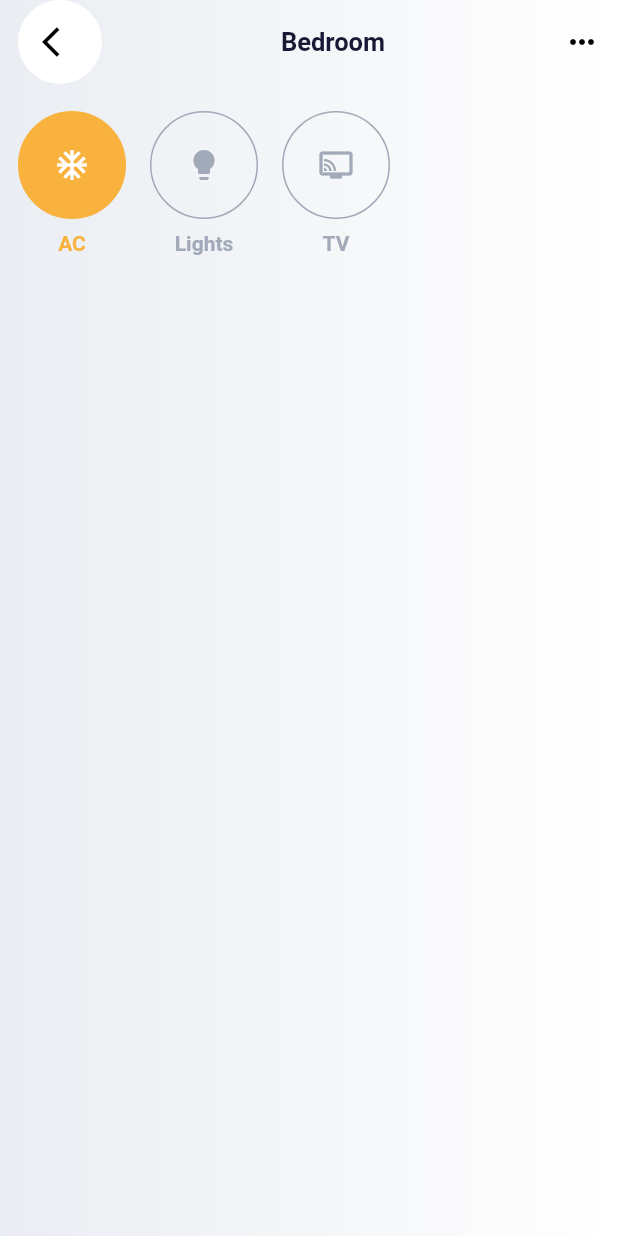
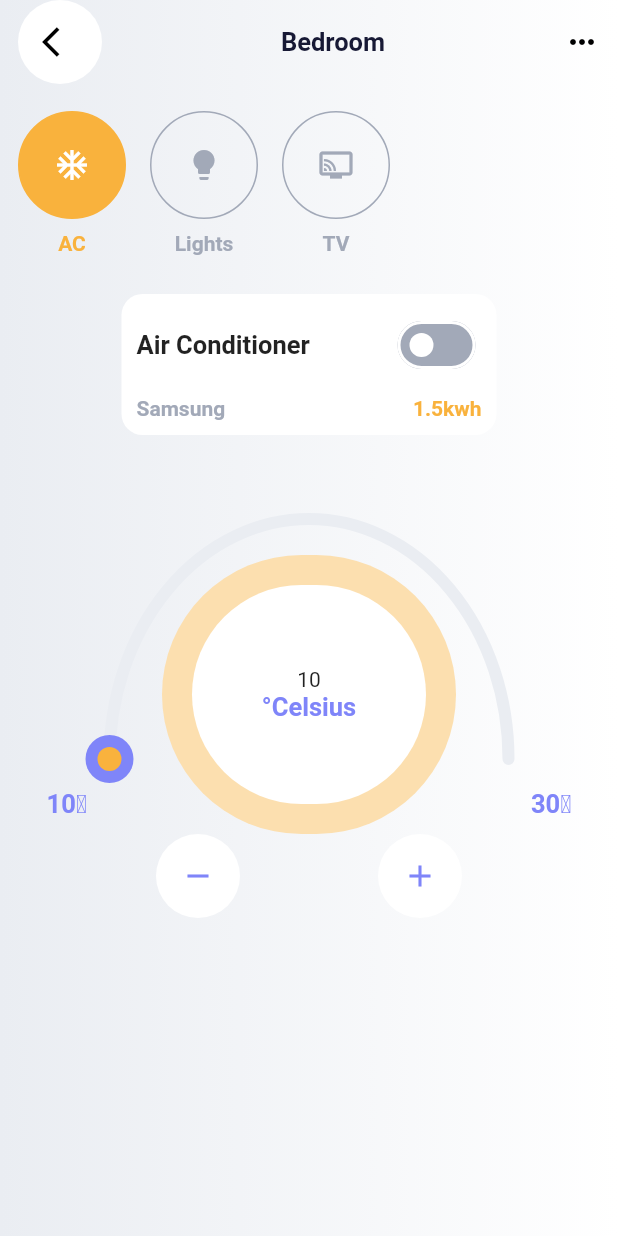
Before and after one commit to Bojan227/smart_home, a Flutter app: the screen it shows after launch, after a tap on "Bedroom", on a phone screen of 412 x 824 dp. Run offline on Flutter 3.47's test engine with Material 2 defaults, Android fonts, the phone set to English and light mode, and no system bars; our stand-ins replace bloc, equatable, flutter_bloc, get_it, google_fonts; statements that could not run were skipped.

Commit message:
add: temperature slider with custom paint widget

```diff
--- /dev/null
+++ b/lib/core/constants/temp_constant.dart
@@ -0,0 +1 @@
+Map<String, int> tempConstant = {'min': 10, 'max': 30, 'divisions': 21};
--- /dev/null
+++ b/lib/presentation/blocs/home/cubit/temperature_cubit.dart
@@ -0,0 +1,24 @@
+import 'package:bloc/bloc.dart';
+import 'package:smart_home/core/constants/temp_constant.dart';
+
+class TemperatureCubit extends Cubit<int> {
+  TemperatureCubit() : super(0);
+
+  final Map<String, int> temperature = tempConstant;
+
+  void updateTemperature(int temp) {
+    emit(temp);
+  }
+
+  void incrementTemperature() {
+    if (state + 1 > temperature['max']! - 10) return;
+
+    emit(state + 1);
+  }
+
+  void decrementTemperature() {
+    if (state - 1 < temperature['min']! - 10) return;
+
+    emit(state - 1);
+  }
+}
--- a/lib/presentation/ui/home/widgets/rooms_list.dart
+++ b/lib/presentation/ui/home/widgets/rooms_list.dart
@@ -2,6 +2,7 @@ import 'package:flutter/material.dart';
 import 'package:flutter_bloc/flutter_bloc.dart';
 import 'package:smart_home/core/enums.dart';
 import 'package:smart_home/presentation/blocs/home/cubit/tab_cubit.dart';
+import 'package:smart_home/presentation/blocs/home/cubit/temperature_cubit.dart';
 import 'package:smart_home/presentation/blocs/home/rooms/rooms_bloc.dart';
 import 'package:smart_home/presentation/ui/home/widgets/room_item.dart';
 import 'package:smart_home/presentation/ui/room/room_screen.dart';
@@ -31,8 +32,12 @@ class RoomsList extends StatelessWidget {
                   Navigator.of(context).push(
                     MaterialPageRoute(
                       builder: (context) {
-                        return BlocProvider(
-                          create: (context) => TabCubit(),
+                        return MultiBlocProvider(
+                          providers: [
+                            BlocProvider(create: (context) => TabCubit()),
+                            BlocProvider(
+                                create: (context) => TemperatureCubit()),
+                          ],
                           child: RoomScreen(room: state.rooms[index]),
                         );
                       },
--- a/lib/presentation/ui/room/room_screen.dart
+++ b/lib/presentation/ui/room/room_screen.dart
@@ -1,7 +1,12 @@
 import 'package:flutter/material.dart';
+import 'package:flutter_bloc/flutter_bloc.dart';
 import 'package:smart_home/domain/entities/room_entity.dart';
+import 'package:smart_home/presentation/blocs/home/cubit/tab_cubit.dart';
+import 'package:smart_home/presentation/ui/room/widgets/device_box.dart';
 import 'package:smart_home/presentation/ui/room/widgets/devices_list.dart';
 import 'package:smart_home/presentation/ui/room/widgets/room_header.dart';
+import 'package:smart_home/presentation/ui/room/widgets/slider_box.dart';
+import 'package:smart_home/presentation/ui/room/widgets/temperature_buttons.dart';
 import 'package:smart_home/theme/colour_palette.dart';
 import 'package:smart_home/theme/main_config.dart';
 
@@ -14,6 +19,8 @@ class RoomScreen extends StatelessWidget {
   Widget build(BuildContext context) {
     final mainConfig = Theme.of(context).extension<MainConfig>()!;
     final colourPalette = Theme.of(context).extension<ColourPalette>()!;
+
+    final int selectedDeviceIndex = context.watch<TabCubit>().state;
 
     return Scaffold(
       body: SafeArea(
@@ -35,7 +42,22 @@ class RoomScreen extends StatelessWidget {
               ),
               DevicesList(
                 devices: room.devices,
-              )
+              ),
+              const SizedBox(
+                height: 26,
+              ),
+              Align(
+                alignment: Alignment.center,
+                child: DeviceBox(device: room.devices[selectedDeviceIndex]),
+              ),
+              const SizedBox(
+                height: 26,
+              ),
+              const Align(
+                alignment: Alignment.center,
+                child: SliderBox(),
+              ),
+              const TemperatureButtons(),
             ],
           ),
         ),
--- /dev/null
+++ b/lib/presentation/ui/room/widgets/slider_box.dart
@@ -0,0 +1,95 @@
+import 'package:flutter/material.dart';
+import 'package:flutter_bloc/flutter_bloc.dart';
+import 'package:smart_home/core/constants/temp_constant.dart';
+import 'package:smart_home/presentation/blocs/home/cubit/temperature_cubit.dart';
+import 'package:smart_home/presentation/ui/room/widgets/temperature_box.dart';
+import 'package:smart_home/presentation/ui/room/widgets/temperature_slider.dart';
+import 'package:smart_home/presentation/ui/room/widgets/temperature_slider_painter.dart';
+import 'package:smart_home/theme/colour_palette.dart';
+import 'package:smart_home/theme/text_theme.dart';
+
+class SliderBox extends StatelessWidget {
+  const SliderBox({super.key});
+
+  @override
+  Widget build(BuildContext context) {
+    final colourPalette = Theme.of(context).extension<ColourPalette>()!;
+    final textTheme = Theme.of(context).extension<CustomTextTheme>()!;
+    final Map<String, int> temperature = tempConstant;
+    final int currentTemperature = context.watch<TemperatureCubit>().state;
+
+    return SizedBox(
+      width: 350,
+      child: LayoutBuilder(
+        builder: (context, constraints) {
+          const inset = 32.0;
+          final arcWidth = constraints.maxWidth - inset * 2;
+          // final height = (arcWidth / 2) + inset * 2;
+          // final arcHeight = (height - inset * 2) * 2;
+          final arcRect = Rect.fromLTRB(
+            inset + 10,
+            30,
+            arcWidth + inset - 10,
+            350,
+          );
+
+          const imageInset = inset + TemperatureSliderPainer.lineWidth - 1;
+          const imageTopInset = inset - TemperatureSliderPainer.lineWidth / 2;
+
+          return Stack(
+            fit: StackFit.passthrough,
+            children: [
+              Positioned(
+                bottom: 10,
+                child: Text('${temperature['min']!}\u2103',
+                    style: textTheme.bodyLarge
+                        ?.copyWith(color: colourPalette.blue)),
+              ),
+              Positioned(
+                bottom: 10,
+                right: 0,
+                child: Text('${temperature['max']!}\u2103',
+                    style: textTheme.bodyLarge
+                        ?.copyWith(color: colourPalette.blue)),
+              ),
+              CustomPaint(
+                size: const Size(320, 240),
+                painter: TemperatureSliderPainer(
+                    temperature['divisions']!,
+                    arcRect,
+                    0,
+                    true,
+                    currentTemperature,
+                    colourPalette.lightGrayishBlue!,
+                    colourPalette.blue!,
+                    colourPalette.orange!),
+              ),
+              Positioned(
+                left: imageInset + 30,
+                top: imageTopInset + 30,
+                right: imageInset + 30,
+                bottom: 0,
+                child: Container(
+                  decoration: BoxDecoration(
+                      color: colourPalette.lightGrayishOrange!,
+                      borderRadius: BorderRadius.circular(105)),
+                ),
+              ),
+              TemperatureBox(
+                currentTemp: currentTemperature,
+                margins: const {
+                  "imageInset": imageInset,
+                  "imageTopInset": imageTopInset
+                },
+              ),
+              TemperatureSlider(
+                currentTemp: currentTemperature,
+                arcRect: arcRect,
+              )
+            ],
+          );
+        },
+      ),
+    );
+  }
+}
--- /dev/null
+++ b/lib/presentation/ui/room/widgets/temperature_box.dart
@@ -0,0 +1,43 @@
+import 'package:flutter/material.dart';
+import 'package:smart_home/theme/colour_palette.dart';
+import 'package:smart_home/theme/text_theme.dart';
+
+class TemperatureBox extends StatelessWidget {
+  const TemperatureBox(
+      {super.key, required this.currentTemp, required this.margins});
+
+  final int currentTemp;
+  final Map<String, double> margins;
+
+  @override
+  Widget build(BuildContext context) {
+    final colourPalette = Theme.of(context).extension<ColourPalette>()!;
+    final textTheme = Theme.of(context).extension<CustomTextTheme>()!;
+
+    return Positioned(
+      left: margins['imageInset']! + 50,
+      top: margins['imageTopInset']! + 50,
+      right: margins['imageInset']! + 50,
+      bottom: 20,
+      child: Container(
+        decoration: BoxDecoration(
+            color: colourPalette.white,
+            borderRadius: BorderRadius.circular(105)),
+        child: Center(
+            child: Column(
+          mainAxisAlignment: MainAxisAlignment.center,
+          children: [
+            Text(
+              '${currentTemp + 10}',
+              style: textTheme.title?.copyWith(color: colourPalette.blue),
+            ),
+            Text(
+              '\u00B0Celsius',
+              style: textTheme.bodyLarge?.copyWith(color: colourPalette.blue),
+            )
+          ],
+        )),
+      ),
+    );
+  }
+}
--- /dev/null
+++ b/lib/presentation/ui/room/widgets/temperature_buttons.dart
@@ -0,0 +1,43 @@
+import 'package:flutter/material.dart';
+import 'package:flutter_bloc/flutter_bloc.dart';
+import 'package:smart_home/presentation/blocs/home/cubit/temperature_cubit.dart';
+import 'package:smart_home/presentation/ui/widgets/icon_bubble.dart';
+import 'package:smart_home/theme/colour_palette.dart';
+
+class TemperatureButtons extends StatelessWidget {
+  const TemperatureButtons({super.key});
+
+  @override
+  Widget build(BuildContext context) {
+    final colourPalette = Theme.of(context).extension<ColourPalette>()!;
+
+    return Row(
+      mainAxisAlignment: MainAxisAlignment.center,
+      children: [
+        GestureDetector(
+          onTap: () {
+            context.read<TemperatureCubit>().decrementTemperature();
+          },
+          child: IconBubble(
+            icon: Icons.remove,
+            color: colourPalette.blue!,
+            bubbleColor: colourPalette.white,
+          ),
+        ),
+        const SizedBox(
+          width: 92,
+        ),
+        GestureDetector(
+          onTap: () {
+            context.read<TemperatureCubit>().incrementTemperature();
+          },
+          child: IconBubble(
+            icon: Icons.add,
+            color: colourPalette.blue!,
+            bubbleColor: colourPalette.white,
+          ),
+        )
+      ],
+    );
+  }
+}
--- /dev/null
+++ b/lib/presentation/ui/room/widgets/temperature_slider.dart
@@ -0,0 +1,60 @@
+import 'package:flutter/material.dart';
+import 'package:flutter_bloc/flutter_bloc.dart';
+import 'package:smart_home/core/constants/temp_constant.dart';
+import 'package:smart_home/presentation/blocs/home/cubit/temperature_cubit.dart';
+import 'package:smart_home/presentation/ui/room/widgets/temperature_slider_painter.dart';
+import 'dart:math' as math;
+
+import 'package:smart_home/theme/colour_palette.dart';
+
+class TemperatureSlider extends StatelessWidget {
+  const TemperatureSlider({
+    super.key,
+    required this.currentTemp,
+    required this.arcRect,
+  });
+
+  final int currentTemp;
+  final Rect arcRect;
+
+  @override
+  Widget build(BuildContext context) {
+    final colourPalette = Theme.of(context).extension<ColourPalette>()!;
+    final int divisions = tempConstant['divisions']!;
+
+    return TweenAnimationBuilder<double>(
+      tween: Tween(begin: currentTemp.toDouble(), end: currentTemp.toDouble()),
+      duration: const Duration(milliseconds: 1000),
+      curve: Curves.easeInExpo,
+      builder: (context, _, child) {
+        return GestureDetector(
+          onPanUpdate: (details) {
+            final position = details.localPosition - arcRect.center;
+            final angle = math.atan2(position.dy, position.dx);
+            final newValue =
+                ((1 - (angle / -math.pi)) * (divisions - 1)).round();
+
+            if (currentTemp != newValue &&
+                newValue >= 0 &&
+                newValue < divisions) {
+              context.read<TemperatureCubit>().updateTemperature(newValue);
+            }
+          },
+          child: CustomPaint(
+            size: const Size(320, 240),
+            painter: TemperatureSliderPainer(
+                divisions,
+                arcRect,
+                (1 - (currentTemp / (divisions - 1))) * -math.pi,
+                false,
+                currentTemp,
+                colourPalette.lightGrayishBlue!,
+                colourPalette.blue!,
+                colourPalette.orange!),
+          ),
+        );
+      },
+      child: const SizedBox(),
+    );
+  }
+}
--- /dev/null
+++ b/lib/presentation/ui/room/widgets/temperature_slider_painter.dart
@@ -0,0 +1,144 @@
+import 'package:flutter/material.dart';
+import 'dart:math' as math;
+
+class TemperatureSliderPainer extends CustomPainter {
+  final int divisions;
+  final Rect arcRect;
+  final double nubAngle;
+  final bool isBackground;
+  final Color bgArcColor;
+  final Color mainArcColor;
+  final Color innerNubColor;
+  final int progress;
+
+  TemperatureSliderPainer(
+      this.divisions,
+      this.arcRect,
+      this.nubAngle,
+      this.isBackground,
+      this.progress,
+      this.bgArcColor,
+      this.mainArcColor,
+      this.innerNubColor);
+
+  static const nubRadius = 16.0;
+  static const lineWidth = 16.0;
+  static const stepThickness = 3.0;
+  static const stepLength = 2.0;
+  late final lineArcRect = arcRect.deflate(lineWidth / 2);
+  late final xradius = lineArcRect.width / 2;
+  late final yradius = lineArcRect.height / 2;
+  late final center = arcRect.center;
+
+  late final nubPath = Path()
+    ..addPath(
+      Path()
+        ..moveTo(0, 0)
+        ..addRRect(
+          RRect.fromRectAndRadius(
+            Rect.fromCircle(
+                center: const Offset(nubRadius / 2, 0), radius: nubRadius),
+            const Radius.circular(nubRadius),
+          ),
+        ),
+      Offset(
+        center.dx + math.cos(nubAngle) * xradius,
+        center.dy + math.sin(nubAngle) * yradius,
+      ),
+      matrix4: Matrix4.rotationZ(nubAngle).storage,
+    );
+
+  late final innerNubPath = Path()
+    ..addPath(
+      Path()
+        ..moveTo(0, 0)
+        ..addRRect(
+          RRect.fromRectAndRadius(
+            Rect.fromCircle(center: const Offset(8, 0), radius: 8),
+            const Radius.circular(8),
+          ),
+        ),
+      Offset(
+        center.dx + math.cos(nubAngle) * xradius,
+        center.dy + math.sin(nubAngle) * yradius,
+      ),
+      matrix4: Matrix4.rotationZ(nubAngle).storage,
+    );
+
+  @override
+  void paint(Canvas canvas, Size size) {
+    if (isBackground) {
+      canvas.drawArc(
+          arcRect,
+          0,
+          -math.pi,
+          false,
+          Paint()
+            ..strokeCap = StrokeCap.round
+            ..color = bgArcColor
+            ..style = PaintingStyle.stroke
+            ..strokeWidth = 8);
+    }
+
+    canvas.drawArc(
+      arcRect,
+      math.pi,
+      -((progress / 20) * 100) * -math.pi / 100,
+      false,
+      Paint()
+        ..strokeCap = StrokeCap.round
+        ..color = mainArcColor
+        ..style = PaintingStyle.stroke
+        ..strokeWidth = 8,
+    );
+
+    // Paint division markers
+    // for (var i = 0; i < 21; i++) {
+    //   final angle = -math.pi * i / (21 - 1);
+    //   final xnorm = math.cos(angle);
+    //   final ynorm = math.sin(angle);
+
+    //   canvas.drawLine(
+    //     center +
+    //         Offset(
+    //           xnorm * (xradius - stepLength),
+    //           ynorm * (yradius - stepLength),
+    //         ),
+    //     center +
+    //         Offset(
+    //           xnorm * (xradius + stepLength),
+    //           ynorm * (yradius + stepLength),
+    //         ),
+    //     Paint()
+    //       ..style = PaintingStyle.stroke
+    //       ..color = Colors.amber
+    //       ..strokeWidth = stepThickness
+    //       ..strokeCap = StrokeCap.round,
+    //   );
+    // }
+    // Paint nub
+    if (!isBackground) {
+      canvas.drawPath(
+        nubPath,
+        Paint()..color = mainArcColor,
+      );
+
+      canvas.drawPath(
+        innerNubPath,
+        Paint()..color = innerNubColor,
+      );
+    }
+  }
+
+  @override
+  bool? hitTest(Offset position) {
+    // Only respond to hit tests when tapping the nub
+    return nubPath.contains(position);
+  }
+
+  @override
+  bool shouldRepaint(TemperatureSliderPainer oldDelegate) =>
+      divisions != oldDelegate.divisions ||
+      arcRect != oldDelegate.arcRect ||
+      nubAngle != oldDelegate.nubAngle;
+}
--- a/lib/theme/colour_palette.dart
+++ b/lib/theme/colour_palette.dart
@@ -10,9 +10,10 @@ class ColourPalette extends ThemeExtension<ColourPalette> {
   final Color? white;
   final Color? whiteWithOpacity;
   final Color? darkBlueWithOpacity;
+  final Color? lightGrayishOrange;
 
-  const ColourPalette({
-    required this.blue,
+  const ColourPalette(
+      {required this.blue,
       required this.orange,
       required this.darkBlue,
       required this.spunPearl,
@@ -20,11 +21,11 @@ class ColourPalette extends ThemeExtension<ColourPalette> {
       required this.white,
       required this.whiteWithOpacity,
       required this.darkBlueWithOpacity,
-  });
+      required this.lightGrayishOrange});
 
   @override
-  ThemeExtension<ColourPalette> copyWith({
-    Color? blue,
+  ThemeExtension<ColourPalette> copyWith(
+      {Color? blue,
       Color? orange,
       Color? darkBlue,
       Color? spunPearl,
@@ -32,13 +33,14 @@ class ColourPalette extends ThemeExtension<ColourPalette> {
       Color? white,
       Color? whiteWithOpacity,
       Color? darkBlueWithOpacity,
-  }) {
+      Color? lightGrayishOrange}) {
     return ColourPalette(
       blue: blue ?? this.blue,
       orange: orange ?? this.orange,
       darkBlue: darkBlue ?? this.darkBlue,
       spunPearl: spunPearl ?? this.spunPearl,
       lightGrayishBlue: lightGrayishBlue ?? this.lightGrayishBlue,
+      lightGrayishOrange: lightGrayishOrange ?? this.lightGrayishOrange,
       white: white ?? this.white,
       whiteWithOpacity: whiteWithOpacity ?? this.whiteWithOpacity,
       darkBlueWithOpacity: darkBlueWithOpacity ?? this.darkBlueWithOpacity,
@@ -58,6 +60,8 @@ class ColourPalette extends ThemeExtension<ColourPalette> {
       spunPearl: Color.lerp(spunPearl, other.spunPearl, t),
       lightGrayishBlue: Color.lerp(lightGrayishBlue, other.lightGrayishBlue, t),
       white: Color.lerp(white, other.white, t),
+      lightGrayishOrange:
+          Color.lerp(lightGrayishOrange, other.lightGrayishOrange, t),
       whiteWithOpacity: Color.lerp(whiteWithOpacity, other.whiteWithOpacity, t),
       darkBlueWithOpacity:
           Color.lerp(darkBlueWithOpacity, other.darkBlueWithOpacity, t),
@@ -73,5 +77,6 @@ class ColourPalette extends ThemeExtension<ColourPalette> {
     white: colorFromHex('#FFFFFF'),
     whiteWithOpacity: colorFromHex('#FFFFFF').withOpacity(0.1),
     darkBlueWithOpacity: colorFromHex('#171935').withOpacity(0.6),
+    lightGrayishOrange: colorFromHex('#fcdfaf'),
   );
 }
```
Lines whose indentation alone changed are shown as unchanged.
